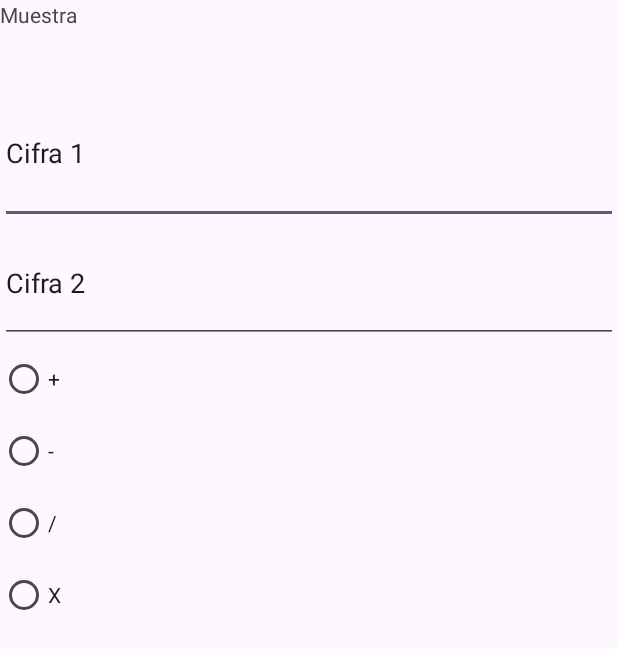
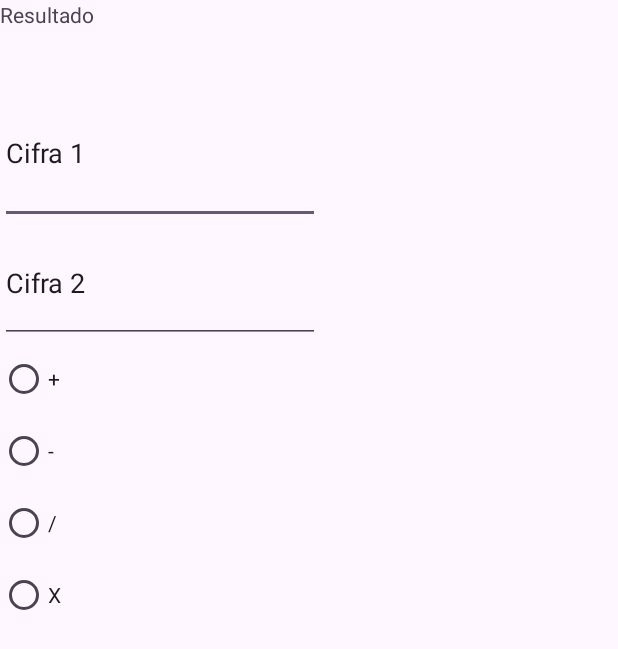
Before and after one commit to GreenyHat/Android-Studio_Projects, an Android app: the screen it shows after launch (MainActivity), on a phone screen of 412 x 824 dp. Shown: the top 649 px of the screen. Run offline under Robolectric (Android 15) with nearby library versions, the phone set to English and light mode, and no system bars.

Commit message:
updt-w_V1.0_Calculator

```diff
--- a/app/src/main/res/layout/activity_main.xml
+++ b/app/src/main/res/layout/activity_main.xml
@@ -11,51 +11,65 @@
         android:id="@+id/textView"
         android:layout_width="match_parent"
         android:layout_height="55dp"
-        android:text="Muestra" />
+        android:text="Resultado"
+        tools:ignore="HardcodedText" />
 
     <EditText
         android:id="@+id/editTextText"
-        android:layout_width="match_parent"
+        android:layout_width="wrap_content"
         android:layout_height="94dp"
         android:ems="10"
         android:inputType="text"
-        android:text="Cifra 1" />
+        android:text="Cifra 1"
+        tools:ignore="Autofill,HardcodedText,LabelFor" />
+
+    <!--El problema con android:text
+     Este atributo android:text está estableciendo un texto fijo ("Cifra 2") para el EditText.
+     Este texto es estático y no cambiará dinámicamente durante la ejecución de la aplicación.
+     El uso excesivo de texto fijo puede ser problemático, especialmente si se traduce la aplicación a diferentes idiomas,
+     ya que el texto no será localizable.-->
 
     <EditText
         android:id="@+id/editTextText2"
-        android:layout_width="match_parent"
+        android:layout_width="wrap_content"
         android:layout_height="79dp"
+        android:autofillHints=""
         android:ems="10"
         android:inputType="text"
-        android:text="Cifra 2" />
+        android:text="Cifra 2"
+        tools:ignore="HardcodedText,LabelFor" />
 
     <RadioGroup
-        android:layout_width="match_parent"
+        android:layout_width="381dp"
         android:layout_height="wrap_content">
 
         <RadioButton
             android:id="@+id/radioButton_Sum"
             android:layout_width="match_parent"
             android:layout_height="wrap_content"
-            android:text="+" />
+            android:text="+"
+            tools:ignore="HardcodedText" />
 
         <RadioButton
             android:id="@+id/radioButton_Res"
             android:layout_width="match_parent"
             android:layout_height="wrap_content"
-            android:text="-" />
+            android:text="-"
+            tools:ignore="HardcodedText" />
 
         <RadioButton
             android:id="@+id/radioButton_Div"
             android:layout_width="match_parent"
             android:layout_height="wrap_content"
-            android:text="/" />
+            android:text="/"
+            tools:ignore="HardcodedText,VisualLintButtonSize" />
 
         <RadioButton
             android:id="@+id/radioButton_Mul"
             android:layout_width="match_parent"
             android:layout_height="wrap_content"
-            android:text="X" />
+            android:text="X"
+            tools:ignore="HardcodedText" /> <!-- ATENTO A QUE ESTO NO SUPONGA UN PROBLEMA MAS ADELANTE -->
     </RadioGroup>
 
 </LinearLayout>
--- a/app/src/main/res/values/strings.xml
+++ b/app/src/main/res/values/strings.xml
@@ -1,3 +1,4 @@
 <resources>
     <string name="app_name">MyCalculator</string>
+    <string name="cifra_1">Cifra 1</string>
 </resources>
```
